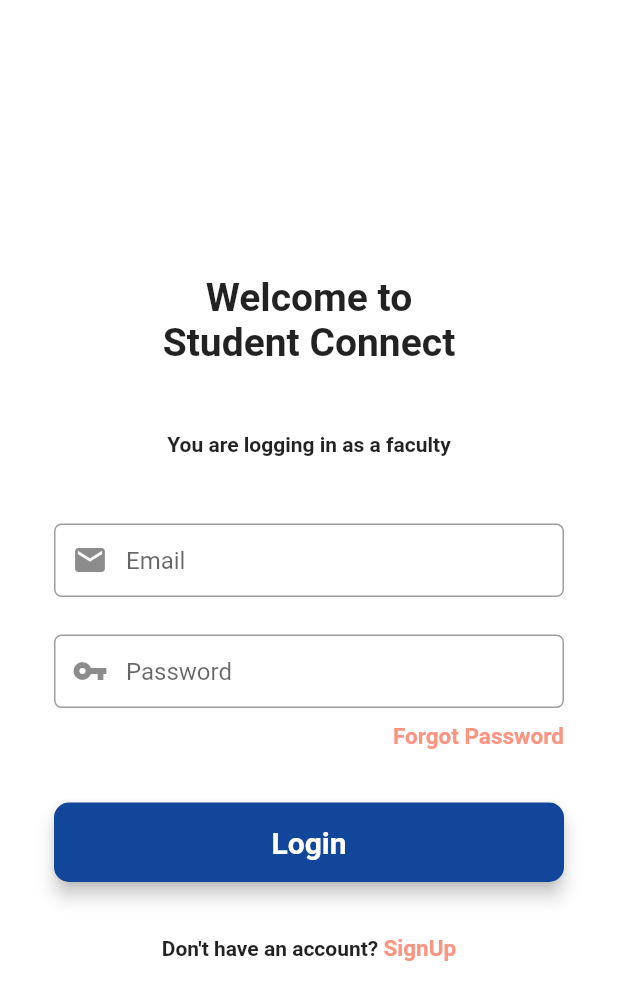
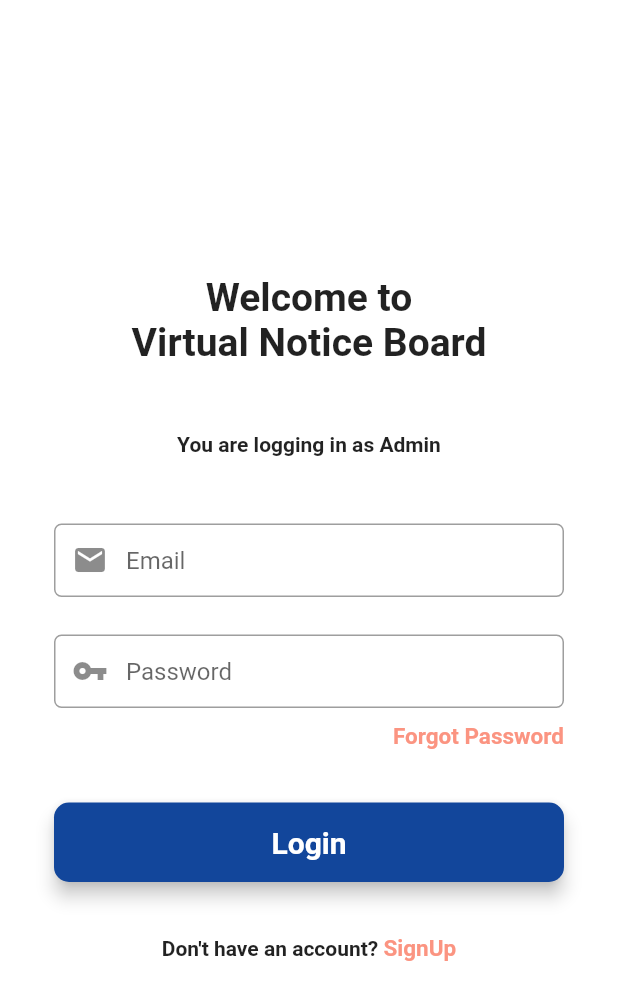
Before and after one commit to abhishekmirajkar/adminToUser_notifications, a Flutter app: the screen it shows after launch, on a phone screen of 412 x 824 dp. Shown: the top 1000 px of the screen. Run offline on Flutter 3.47's test engine with Material 2 defaults, Android fonts, the phone set to English and light mode, and no system bars; our stand-ins replace cloud_firestore, firebase_auth, firebase_core, firebase_messaging, fluttertoast, pull_to_refresh; accounts and stored records are empty.

Commit message:
App icon and Splashscreen done

```diff
--- a/lib/screens/createMessage.dart
+++ b/lib/screens/createMessage.dart
@@ -148,7 +148,7 @@ class _CreateMessageState extends State<CreateMessage> {
     return Scaffold(
       //drawer: drawer(),
       appBar: AppBar(
-        title: const Text("Student Connect"),
+        title: const Text("Virtual Notice Board"),
         leading: GestureDetector(
             child: Icon(Icons.arrow_back_ios),
             onTap: () {
--- a/lib/screens/home_screen.dart
+++ b/lib/screens/home_screen.dart
@@ -98,7 +98,7 @@ class _HomeScreenState extends State<HomeScreen> with TickerProviderStateMixin {
         length: cateData.length,
         child: new Scaffold(
             appBar: new AppBar(
-              title: const Text("Virtual Notice Board / VNB"),
+              title: const Text("Virtual Notice Board"),
               centerTitle: true,
               leading: Text(''),
               actions: [GestureDetector(
--- a/lib/screens/login_screen.dart
+++ b/lib/screens/login_screen.dart
@@ -113,9 +113,9 @@ class _LoginScreenState extends State<LoginScreen> {
                   mainAxisAlignment: MainAxisAlignment.center,
                   crossAxisAlignment: CrossAxisAlignment.center,
                   children: <Widget>[
-                    Text("Welcome to \nStudent Connect",textAlign: TextAlign.center,style: TextStyle(fontWeight: FontWeight.w700,fontSize: 26),),
+                    Text("Welcome to \nVirtual Notice Board",textAlign: TextAlign.center,style: TextStyle(fontWeight: FontWeight.w700,fontSize: 26),),
                     SizedBox(height: 45),
-                    Text("You are logging in as a faculty",textAlign: TextAlign.center,style: TextStyle(fontWeight: FontWeight.w700,fontSize: 14),),
+                    Text("You are logging in as Admin",textAlign: TextAlign.center,style: TextStyle(fontWeight: FontWeight.w700,fontSize: 14),),
                     SizedBox(height: 45),
                     emailField,
                     SizedBox(height: 25),
--- a/lib/screens/manageBatches.dart
+++ b/lib/screens/manageBatches.dart
@@ -47,7 +47,7 @@ class _ManageBatchState extends State<ManageBatch> {
   Widget build(BuildContext context) {
     return Scaffold(
       appBar: AppBar(
-        title: const Text("Student Connect"),
+        title: const Text("Virtual Notice Board"),
         leading: GestureDetector(
             child: Icon(Icons.arrow_back_ios),
             onTap: () {
--- a/lib/screens/manageCategories.dart
+++ b/lib/screens/manageCategories.dart
@@ -36,7 +36,7 @@ class _ManageCategoryState extends State<ManageCategory> {
   Widget build(BuildContext context) {
     return Scaffold(
       appBar: AppBar(
-        title: const Text("Student Connect"),
+        title: const Text("Virtual Notice Board"),
         leading: GestureDetector(
             child: Icon(Icons.arrow_back_ios),
             onTap: () {
--- a/lib/screens/manageDept.dart
+++ b/lib/screens/manageDept.dart
@@ -36,7 +36,7 @@ class _ManageDeptState extends State<ManageDept> {
   Widget build(BuildContext context) {
     return Scaffold(
       appBar: AppBar(
-        title: const Text("Student Connect"),
+        title: const Text("Virtual Notice Board"),
         leading: GestureDetector(
             child: Icon(Icons.arrow_back_ios),
             onTap: () {
--- a/lib/screens/manageDiv.dart
+++ b/lib/screens/manageDiv.dart
@@ -36,7 +36,7 @@ class _ManageDivState extends State<ManageDiv> {
   Widget build(BuildContext context) {
     return Scaffold(
       appBar: AppBar(
-        title: const Text("Student Connect"),
+        title: const Text("Virtual Notice Board"),
         leading: GestureDetector(
             child: Icon(Icons.arrow_back_ios),
             onTap: () {
--- a/lib/screens/profile.dart
+++ b/lib/screens/profile.dart
@@ -128,7 +128,7 @@ class _ProfileState extends State<Profile> {
               Icons.arrow_back_ios,
               color: Color(0xffFB9481),
             )),
-        title: const Text("Student Connect"),
+        title: const Text("Virtual Notice Board"),
         centerTitle: true,
       ),
       body: isLoading
--- a/lib/screens/registration_screen.dart
+++ b/lib/screens/registration_screen.dart
@@ -250,14 +250,14 @@ class _RegistrationScreenState extends State<RegistrationScreen> {
                   crossAxisAlignment: CrossAxisAlignment.center,
                   children: <Widget>[
                     Text(
-                      "Welcome to \nStudent Connect",
+                      "Welcome to \nVirtual Notice Board",
                       textAlign: TextAlign.center,
                       style: TextStyle(
                           fontWeight: FontWeight.w700, fontSize: 26),
                     ),
                     SizedBox(height: 45),
                     Text(
-                      "You are Signing up as a faculty",
+                      "You are Signing up as Admin",
                       textAlign: TextAlign.center,
                       style: TextStyle(
                           fontWeight: FontWeight.w700, fontSize: 14),
--- a/lib/screens/splash.dart
+++ b/lib/screens/splash.dart
@@ -35,11 +35,21 @@ class Splash extends State<SplashScreen>  {
               Colors.blue, //<- background color to combine with the picture :-)
         ),*/
         body: Container(
-          decoration: new BoxDecoration(color: Colors.white),
-          child: new Center(
-            child: Text('Virtual Notice Board / VNB',style: TextStyle(fontSize: 22,fontWeight: FontWeight.bold),),
+          decoration: const BoxDecoration(color: Colors.white),
+          child: Center(
+            child: Column(
+              mainAxisAlignment: MainAxisAlignment.center,
+              children: [
+                Image.asset('assets/icon/app_icon.png', scale: 5,),
+                const Text('Virtual Notice Board', style: TextStyle(fontSize: 32,fontWeight: FontWeight.bold, letterSpacing: -1), textAlign: TextAlign.center,),
+                const SizedBox(height: 10,),
+                const Text('Admin',style: TextStyle(fontSize: 22,fontWeight: FontWeight.bold),),
+                const SizedBox(height: 20,),
+                const CircularProgressIndicator.adaptive(),
+              ],
+            ),
           ),
-        ), //<- place where the image appears
+        ),//<- place where the image appears
       ),
     );
   }
```
Also changed, not shown: pubspec.yaml (+9 -2 lines), pubspec.lock, 18 other files.
